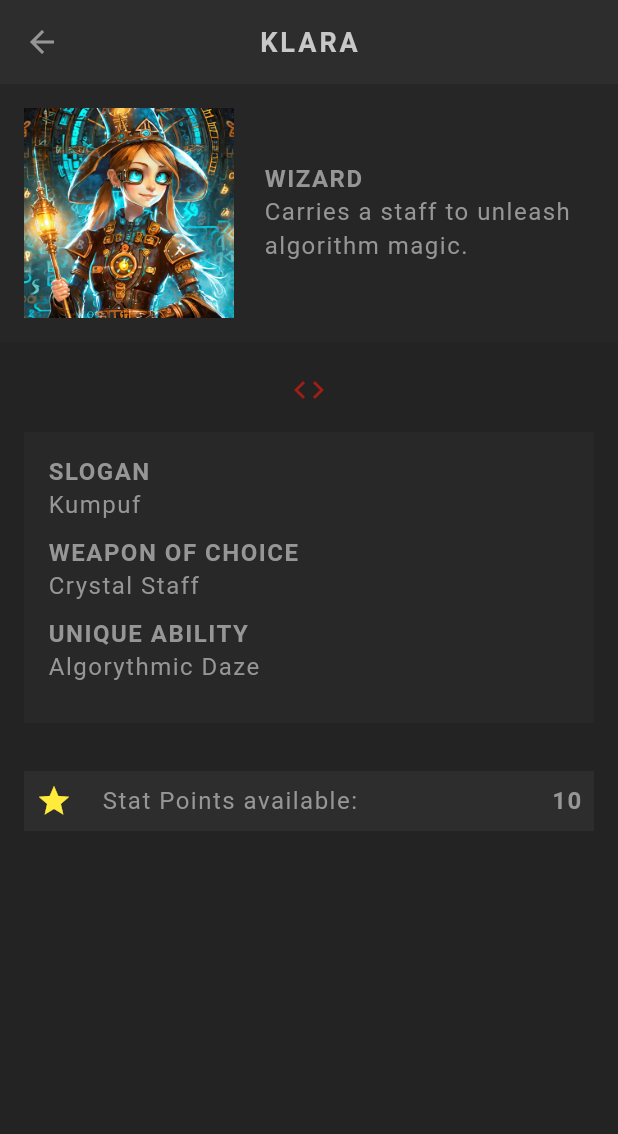
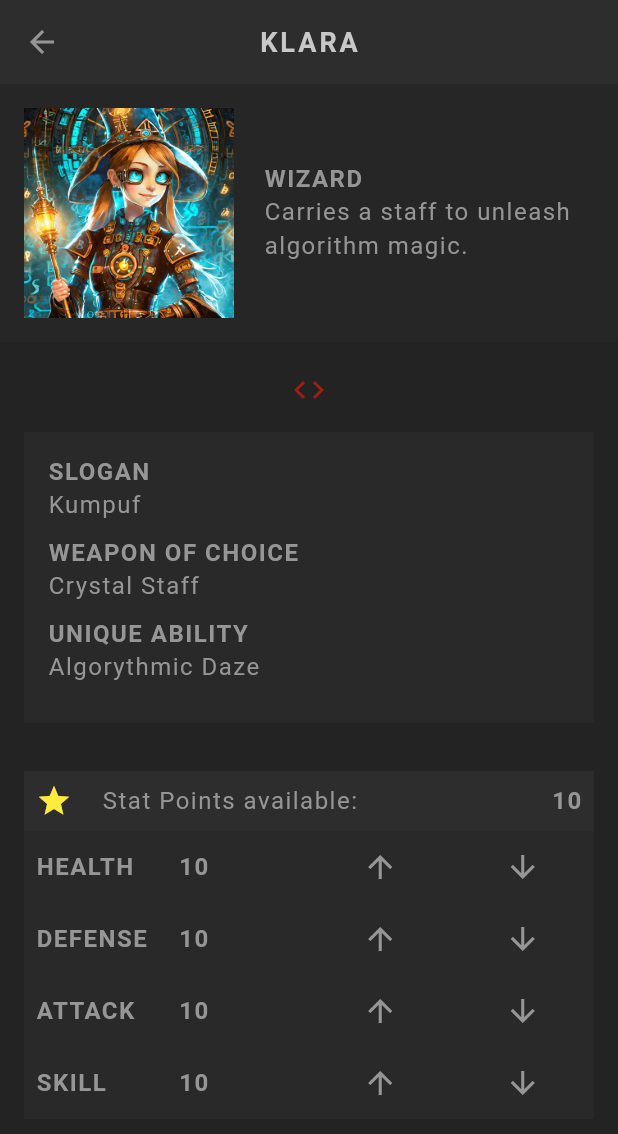
Before and after one commit to VictorDevLab/role_playing_game, a Flutter app: the screen it shows after launch, after a tap on the "arrow forward" icon, on a phone screen of 412 x 824 dp. Shown: the top 1134 px of the screen. Run offline on Flutter 3.47's test engine with Material 3 defaults, Android fonts, the phone set to English and light mode, and no system bars; our stand-ins replace google_fonts; Roboto replaces fonts that are missing (Kanit).

Commit message:
use tables to display stats

```diff
--- a/lib/models/stats.dart
+++ b/lib/models/stats.dart
@@ -37,6 +37,7 @@
       if (stat == "skill") {
         _skill++;
       }
+      _points--;
     }
   }
 
--- a/lib/screens/profile/profile.dart
+++ b/lib/screens/profile/profile.dart
@@ -50,7 +50,7 @@
                 //takes up all the available width,
                 width: double.infinity,
                 padding: EdgeInsets.all(16),
-                color: AppColors.secondaryColor.withOpacity(0.5),
+                color: AppColors.secondaryColor.withOpacity(0.6),
                 child: Column(
                   crossAxisAlignment: CrossAxisAlignment.start,
                   children: [
--- a/lib/screens/profile/stats_table.dart
+++ b/lib/screens/profile/stats_table.dart
@@ -37,6 +37,66 @@
               ],
             ),
           ),
+          //stats table
+          Table(
+            children: widget.character.statsAsFormattedList.map((stat) {
+              return TableRow(
+                decoration: BoxDecoration(
+                  color: AppColors.secondaryColor.withOpacity(0.6),
+                ),
+                children: [
+                  //stats title
+                  TableCell(
+                    verticalAlignment: TableCellVerticalAlignment.middle,
+                    child: Padding(
+                      padding: EdgeInsets.all(8),
+                      child: StyledHeading(stat['title']!),
+                    ),
+                  ),
+                  //stats value
+                  TableCell(
+                    verticalAlignment: TableCellVerticalAlignment.middle,
+                    child: Padding(
+                      padding: EdgeInsets.all(8),
+                      child: StyledHeading(stat['value']!),
+                    ),
+                  ),
+                  //icon to increase stat
+                  TableCell(
+                    verticalAlignment: TableCellVerticalAlignment.middle,
+                    child: IconButton(
+                      padding: EdgeInsets.all(8),
+                      icon: Icon(
+                        Icons.arrow_upward,
+                        color: AppColors.textColor,
+                      ),
+                      onPressed: () {
+                        setState(() {
+                          widget.character.increaseStats(stat['title']!);
+                        });
+                      },
+                    ),
+                  ),
+                  //icon to decrease stat
+                  TableCell(
+                    verticalAlignment: TableCellVerticalAlignment.middle,
+                    child: IconButton(
+                      padding: EdgeInsets.all(8),
+                      icon: Icon(
+                        Icons.arrow_downward,
+                        color: AppColors.textColor,
+                      ),
+                      onPressed: () {
+                        setState(() {
+                          widget.character.decreaseStats(stat['title']!);
+                        });
+                      },
+                    ),
+                  ),
+                ],
+              );
+            }).toList(),
+          ),
         ],
       ),
     );
```
